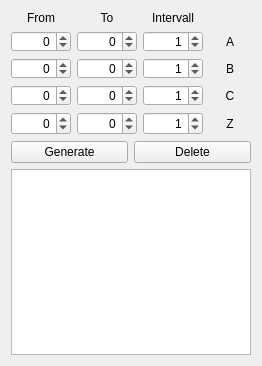
First picture: the form in src/Mod/Machining_Distortion/JobControl.ui, repository berndhahnebach/All_FreeCAD, before the edit.
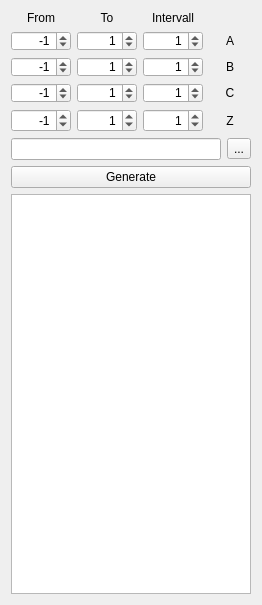
Second picture: the form after the edit.

The edit to the form file:
```diff
--- a/src/Mod/Machining_Distortion/JobControl.ui
+++ b/src/Mod/Machining_Distortion/JobControl.ui
@@ -7,7 +7,7 @@
     <x>0</x>
     <y>0</y>
     <width>258</width>
-    <height>366</height>
+    <height>602</height>
    </rect>
   </property>
   <property name="windowTitle">
@@ -60,6 +60,9 @@
        <property name="minimum">
         <number>-99</number>
        </property>
+       <property name="value">
+        <number>-1</number>
+       </property>
       </widget>
      </item>
      <item row="1" column="1">
@@ -76,6 +79,9 @@
        <property name="minimum">
         <number>-99</number>
        </property>
+       <property name="value">
+        <number>1</number>
+       </property>
       </widget>
      </item>
      <item row="1" column="3">
@@ -102,6 +108,9 @@
        <property name="minimum">
         <number>-99</number>
        </property>
+       <property name="value">
+        <number>-1</number>
+       </property>
       </widget>
      </item>
      <item row="2" column="1">
@@ -118,6 +127,9 @@
        <property name="minimum">
         <number>-99</number>
        </property>
+       <property name="value">
+        <number>1</number>
+       </property>
       </widget>
      </item>
      <item row="2" column="3">
@@ -144,6 +156,9 @@
        <property name="minimum">
         <number>-99</number>
        </property>
+       <property name="value">
+        <number>-1</number>
+       </property>
       </widget>
      </item>
      <item row="3" column="1">
@@ -160,6 +175,9 @@
        <property name="minimum">
         <number>-99</number>
        </property>
+       <property name="value">
+        <number>1</number>
+       </property>
       </widget>
      </item>
      <item row="3" column="3">
@@ -189,6 +207,9 @@
        <property name="minimum">
         <number>-99</number>
        </property>
+       <property name="value">
+        <number>-1</number>
+       </property>
       </widget>
      </item>
      <item row="4" column="1">
@@ -205,6 +226,9 @@
        <property name="minimum">
         <number>-99</number>
        </property>
+       <property name="value">
+        <number>1</number>
+       </property>
       </widget>
      </item>
      <item row="4" column="3">
@@ -298,25 +322,28 @@
    <item>
     <layout class="QHBoxLayout" name="horizontalLayout">
      <item>
-      <widget class="QPushButton" name="pushButton">
-       <property name="text">
-        <string>Generate</string>
-       </property>
-      </widget>
+      <widget class="QLineEdit" name="lineEdit_outputDir"/>
      </item>
      <item>
-      <widget class="QPushButton" name="pushButton_2">
+      <widget class="QToolButton" name="toolButton_chooseOutputDir">
        <property name="text">
-        <string>Delete</string>
+        <string>...</string>
        </property>
       </widget>
      </item>
     </layout>
    </item>
+   <item>
+    <widget class="QPushButton" name="pushButton_generate">
+     <property name="text">
+      <string>Generate</string>
+     </property>
+    </widget>
+   </item>
    <item>
     <widget class="QTableWidget" name="JobTable">
      <property name="sizePolicy">
-      <sizepolicy hsizetype="MinimumExpanding" vsizetype="Fixed">
+      <sizepolicy hsizetype="Preferred" vsizetype="Fixed">
        <horstretch>0</horstretch>
        <verstretch>0</verstretch>
       </sizepolicy>
@@ -324,7 +351,7 @@
      <property name="minimumSize">
       <size>
        <width>240</width>
-       <height>120</height>
+       <height>400</height>
       </size>
      </property>
      <property name="maximumSize">
```
Left out of the diff: 3 changed lines with no effect on the pictures.
